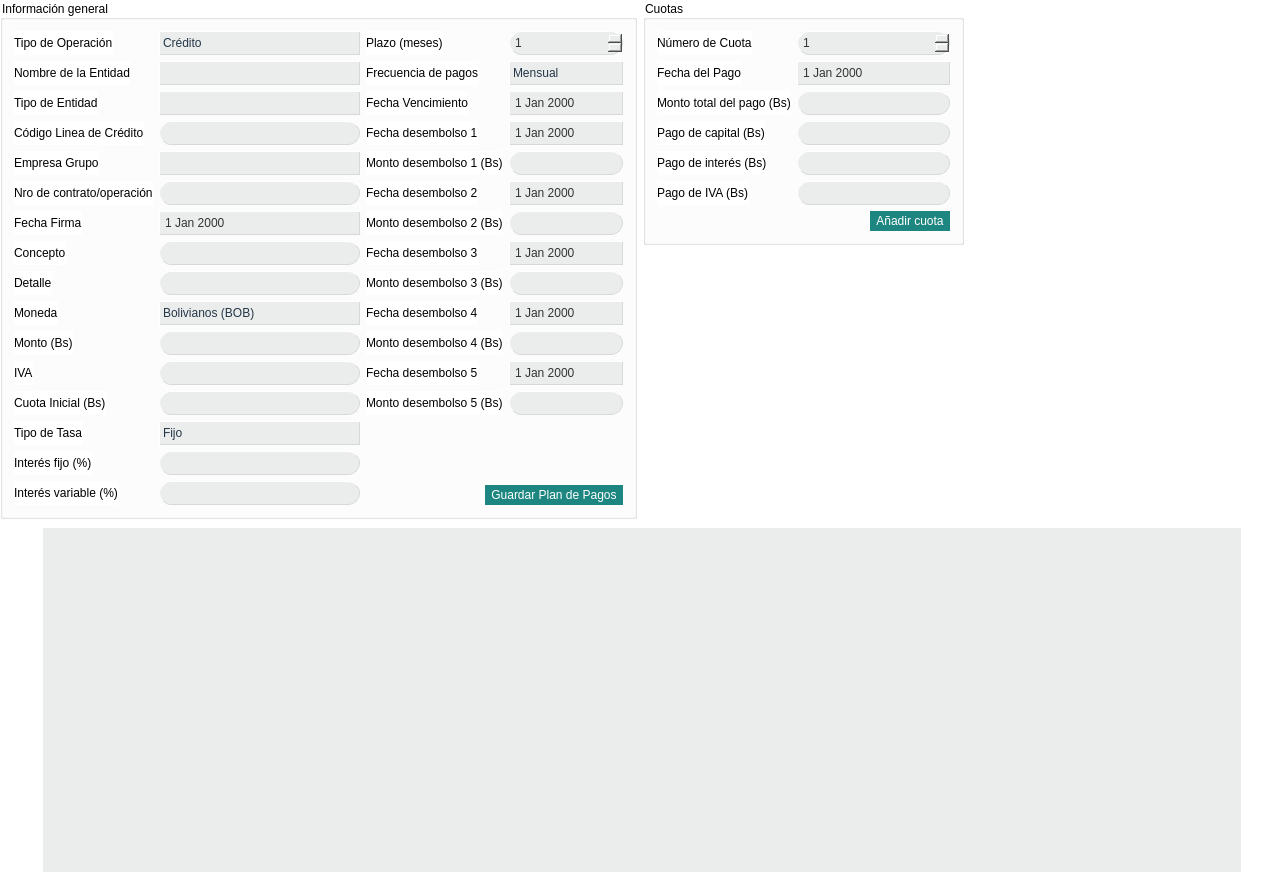
This is Finanzas/PlanDePagos.ui in altitude-solutions/Finanzas as Qt 5 draws it before an edit. The edited form follows.
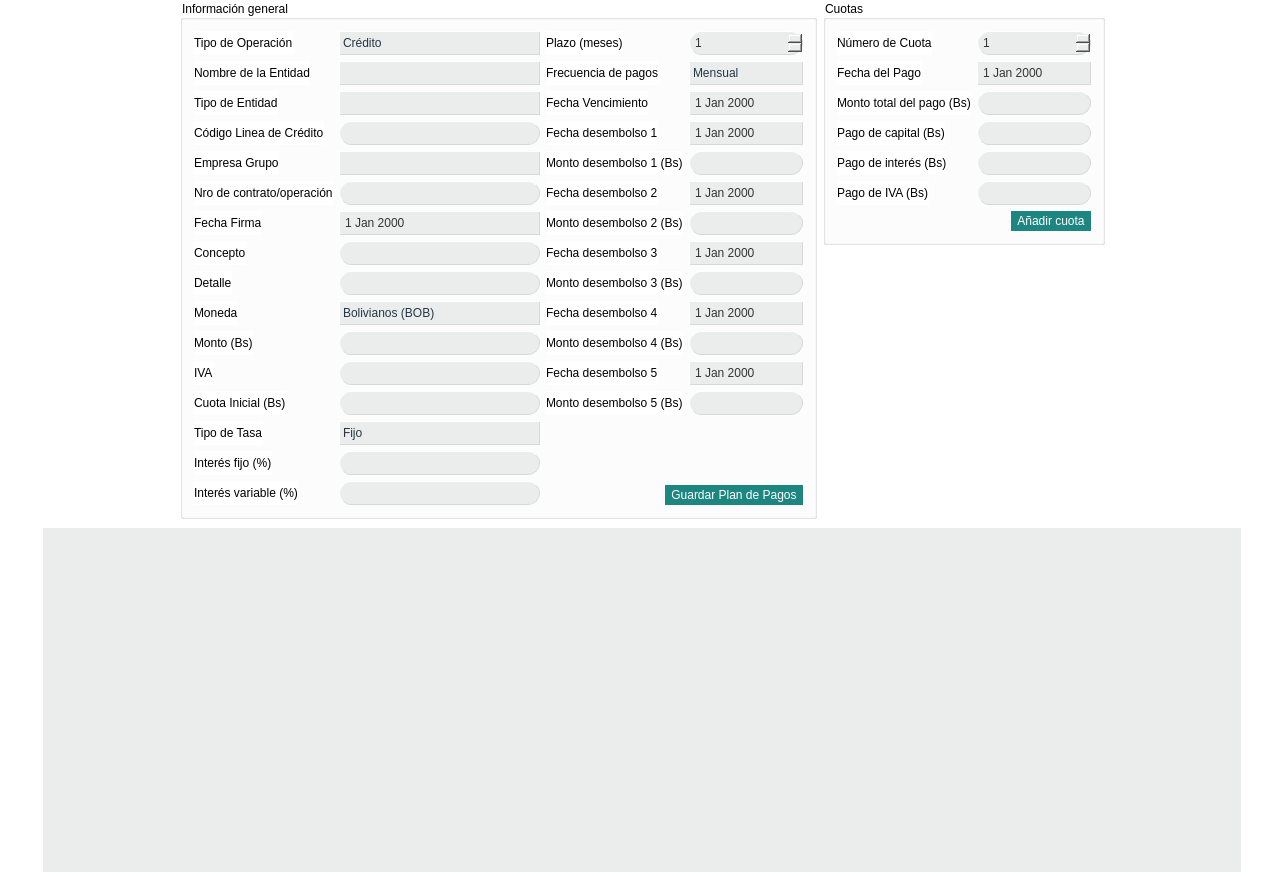
This is the edited form. Icons and pictures are not drawn.

```diff
--- a/Finanzas/PlanDePagos.ui
+++ b/Finanzas/PlanDePagos.ui
@@ -31,6 +31,19 @@
    </property>
    <item>
     <layout class="QHBoxLayout" name="horizontalLayout_4">
+     <item>
+      <spacer name="horizontalSpacer_6">
+       <property name="orientation">
+        <enum>Qt::Horizontal</enum>
+       </property>
+       <property name="sizeHint" stdset="0">
+        <size>
+         <width>40</width>
+         <height>20</height>
+        </size>
+       </property>
+      </spacer>
+     </item>
      <item>
       <widget class="QGroupBox" name="groupBox_2">
        <property name="title">
```
